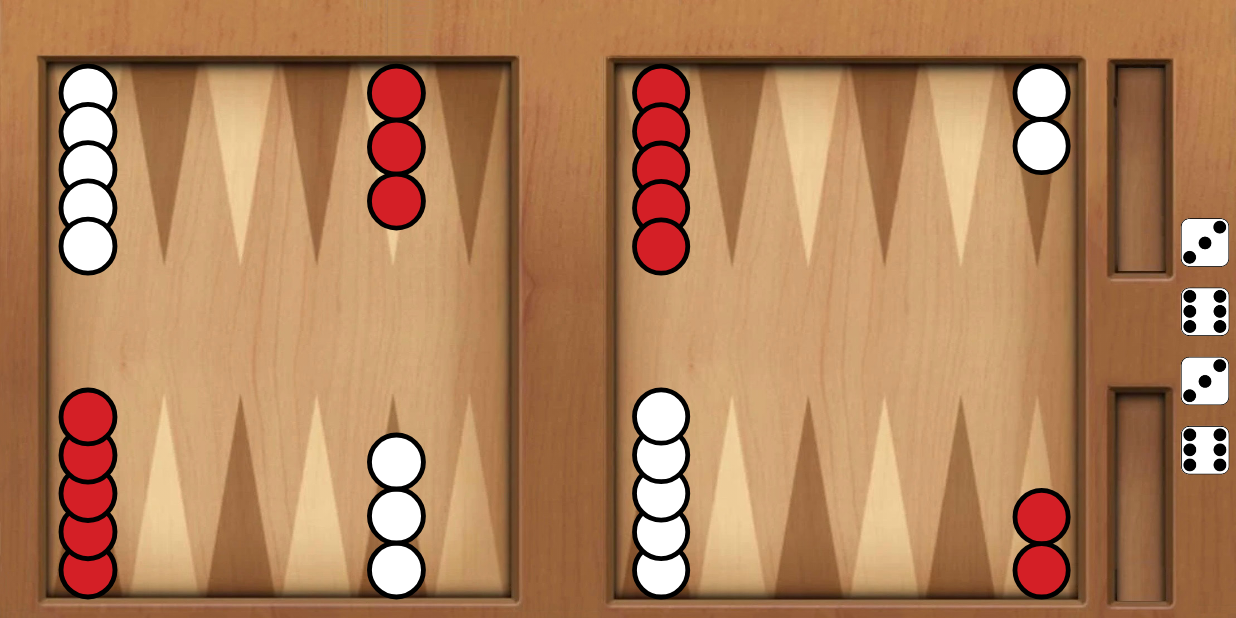
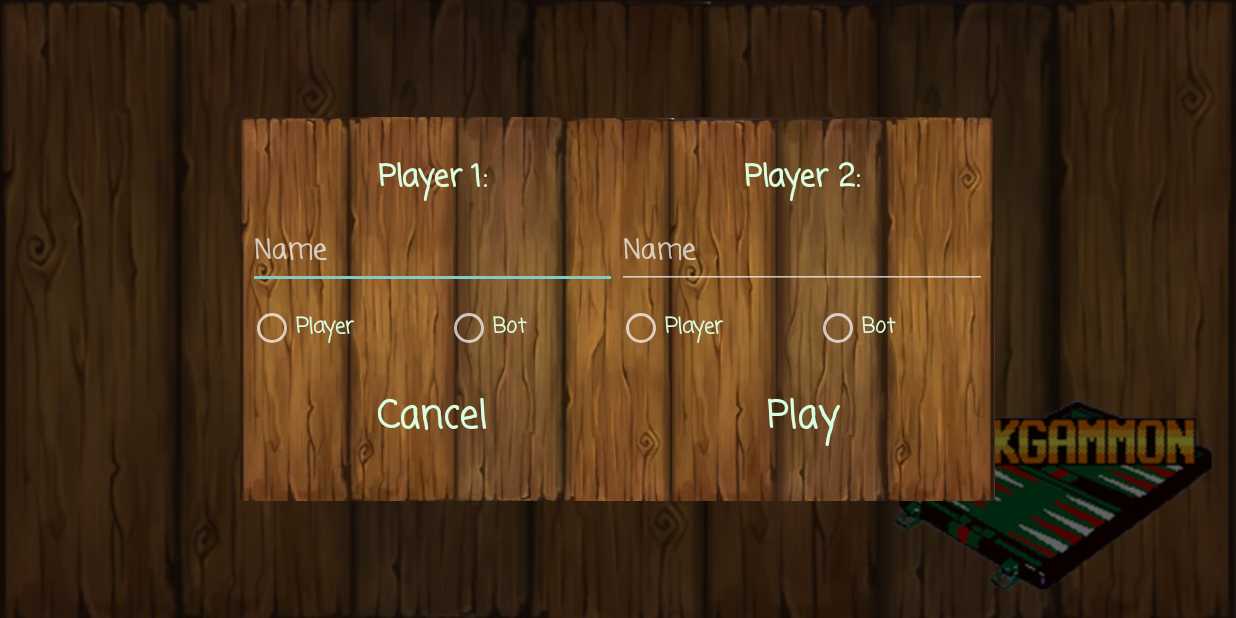
Before and after one commit to MrLaki5/Backgammon-game, an Android app: the screen it shows after launch (GameActivity before the commit, MenuActivity after it), after a tap on "New Game", on a phone screen of 824 x 412 dp (held sideways). Run offline under Robolectric (Android 15) with nearby library versions, the phone set to English and light mode, and no system bars.

Commit message:
menu dialog, pleyer class, dice delay in settings

```diff
--- a/game/app/src/main/java/games/mrlaki5/backgammon/MenuActivity.java
+++ b/game/app/src/main/java/games/mrlaki5/backgammon/MenuActivity.java
@@ -2,6 +2,7 @@ package games.mrlaki5.backgammon;
 
 import android.content.Intent;
 import android.content.SharedPreferences;
+import android.support.v7.app.AlertDialog;
 import android.support.v7.app.AppCompatActivity;
 import android.os.Bundle;
 import android.view.View;
@@ -19,19 +20,26 @@ public class MenuActivity extends AppCompatActivity {
         SharedPreferences preferences = getSharedPreferences("Settings", 0);
         if(!preferences.contains("sensor_sensibility")){
             SharedPreferences.Editor editor=preferences.edit();
-            editor.putInt("sensor_sensibility", 700);
-            editor.putInt("sample_time", 500);
-            editor.putInt("sound", 80);
-            editor.putInt("defSensor_sensibility", 700);
-            editor.putInt("defSample_time", 500);
-            editor.putInt("defSound", 80);
+            editor.putInt("sensor_sensibility", SettingsActivity.DEF_DICE_TRAESHOLD);
+            editor.putInt("sample_time", SettingsActivity.DEF_TIME_SAMPLE);
+            editor.putInt("sound", SettingsActivity.DEF_SOUND_VOLUME);
+            editor.putInt("delay", SettingsActivity.DEF_DICE_SHAKE_DELAY);
+            editor.putInt("defSensor_sensibility", SettingsActivity.DEF_DICE_TRAESHOLD);
+            editor.putInt("defSample_time", SettingsActivity.DEF_TIME_SAMPLE);
+            editor.putInt("defSound", SettingsActivity.DEF_SOUND_VOLUME);
+            editor.putInt("delay", SettingsActivity.DEF_DICE_SHAKE_DELAY);
             editor.commit();
         }
     }
 
     public void startNewGame(View view) {
-        Intent intent= new Intent(MenuActivity.this, GameActivity.class);
-        startActivity(intent);
+        AlertDialog.Builder mBulder= new AlertDialog.Builder(this);
+        View mView= getLayoutInflater().inflate(R.layout.meny_dialog, null);
+        mBulder.setView(mView);
+        AlertDialog dialog=mBulder.create();
+        dialog.show();
+        //Intent intent= new Intent(MenuActivity.this, GameActivity.class);
+        //startActivity(intent);
     }
 
     public void OpenSettings(View view) {
--- /dev/null
+++ b/game/app/src/main/res/layout/meny_dialog.xml
@@ -0,0 +1,165 @@
+<?xml version="1.0" encoding="utf-8"?>
+<LinearLayout xmlns:android="http://schemas.android.com/apk/res/android"
+    android:layout_width="match_parent"
+    android:layout_height="match_parent"
+    android:orientation="vertical"
+    android:padding="5dp"
+    android:background="@drawable/dialog_background">
+
+
+    <LinearLayout
+        android:layout_width="match_parent"
+        android:layout_height="wrap_content"
+        android:orientation="horizontal">
+
+        <LinearLayout
+            android:layout_width="0dp"
+            android:layout_height="wrap_content"
+            android:layout_weight="1"
+            android:orientation="vertical">
+
+            <TextView
+                android:id="@+id/editText"
+                android:layout_width="match_parent"
+                android:layout_height="wrap_content"
+                android:layout_marginTop="20dp"
+                android:fontFamily="casual"
+                android:inputType="textPersonName"
+                android:text="Player 1:"
+                android:textAlignment="center"
+                android:textColor="#d9fddf"
+                android:textSize="20dp"
+                android:textStyle="bold" />
+
+            <EditText
+                android:textColor="#d9fddf"
+                android:fontFamily="casual"
+                android:textStyle="bold"
+                android:layout_marginTop="10dp"
+                android:layout_width="match_parent"
+                android:layout_height="wrap_content"
+                android:hint="Name"/>
+
+            <RadioGroup
+                android:layout_marginTop="10dp"
+                android:layout_width="match_parent"
+                android:layout_height="wrap_content"
+                android:orientation="horizontal">
+
+                <RadioButton
+                    android:textColor="#d9fddf"
+                    android:fontFamily="casual"
+                    android:textStyle="bold"
+                    android:id="@+id/radioButton"
+                    android:layout_width="wrap_content"
+                    android:layout_height="wrap_content"
+                    android:layout_weight="1"
+                    android:text="Player" />
+
+                <RadioButton
+                    android:textColor="#d9fddf"
+                    android:fontFamily="casual"
+                    android:textStyle="bold"
+                    android:id="@+id/radioButton2"
+                    android:layout_width="wrap_content"
+                    android:layout_height="wrap_content"
+                    android:layout_weight="1"
+                    android:text="Bot" />
+            </RadioGroup>
+
+        </LinearLayout>
+
+        <LinearLayout
+            android:layout_width="0dp"
+            android:layout_height="wrap_content"
+            android:layout_weight="1"
+            android:orientation="vertical">
+
+            <TextView
+                android:id="@+id/editText2"
+                android:layout_width="match_parent"
+                android:layout_height="wrap_content"
+                android:layout_marginTop="20dp"
+                android:fontFamily="casual"
+                android:inputType="textPersonName"
+                android:text="Player 2:"
+                android:textAlignment="center"
+                android:textColor="#d9fddf"
+                android:textSize="20dp"
+                android:textStyle="bold" />
+
+            <EditText
+                android:textColor="#d9fddf"
+                android:fontFamily="casual"
+                android:textStyle="bold"
+                android:layout_marginTop="10dp"
+                android:layout_width="match_parent"
+                android:layout_height="wrap_content"
+                android:hint="Name"/>
+
+            <RadioGroup
+                android:layout_marginTop="10dp"
+                android:layout_width="match_parent"
+                android:layout_height="wrap_content"
+                android:orientation="horizontal">
+
+                <RadioButton
+                    android:textColor="#d9fddf"
+                    android:fontFamily="casual"
+                    android:textStyle="bold"
+                    android:id="@+id/radioButton3"
+                    android:layout_width="wrap_content"
+                    android:layout_height="wrap_content"
+                    android:layout_weight="1"
+                    android:text="Player" />
+
+                <RadioButton
+                    android:textColor="#d9fddf"
+                    android:fontFamily="casual"
+                    android:textStyle="bold"
+                    android:id="@+id/radioButton4"
+                    android:layout_width="wrap_content"
+                    android:layout_height="wrap_content"
+                    android:layout_weight="1"
+                    android:text="Bot" />
+            </RadioGroup>
+
+        </LinearLayout>
+
+    </LinearLayout>
+
+    <LinearLayout
+        android:layout_width="match_parent"
+        android:layout_marginTop="20dp"
+        android:layout_height="wrap_content"
+        android:orientation="horizontal">
+
+        <Button
+            android:id="@+id/dialogCancel"
+            android:layout_width="0dp"
+            android:layout_weight="1"
+            android:layout_height="wrap_content"
+            android:background="@null"
+            android:fontFamily="casual"
+            android:text="Cancel"
+            android:textAllCaps="false"
+            android:textColor="#d9fddf"
+            android:textSize="25dp"
+            android:textStyle="bold"/>
+
+        <Button
+            android:id="@+id/dialogPlay"
+            android:layout_width="0dp"
+            android:layout_weight="1"
+            android:layout_height="wrap_content"
+            android:background="@null"
+            android:fontFamily="casual"
+            android:text="Play"
+            android:textAllCaps="false"
+            android:textColor="#d9fddf"
+            android:textSize="25dp"
+            android:textStyle="bold"/>
+
+    </LinearLayout>
+
+</LinearLayout>
```
Also changed, not shown: game/app/src/main/java/games/mrlaki5/backgammon/GameActivity.java (+24 -18 lines), game/app/src/main/java/games/mrlaki5/backgammon/Players/Bot.java (added, +19 -0 lines), game/app/src/main/java/games/mrlaki5/backgammon/Players/Human.java (added, +42 -0 lines), game/app/src/main/java/games/mrlaki5/backgammon/Players/Player.java (added, +33 -0 lines), game/app/src/main/java/games/mrlaki5/backgammon/SettingsActivity.java (+51 -6 lines), game/app/src/main/res/layout/activity_settings.xml (+18 -1 lines), game/app/src/main/res/drawable-nodpi/dialog_background.jpg (added).
